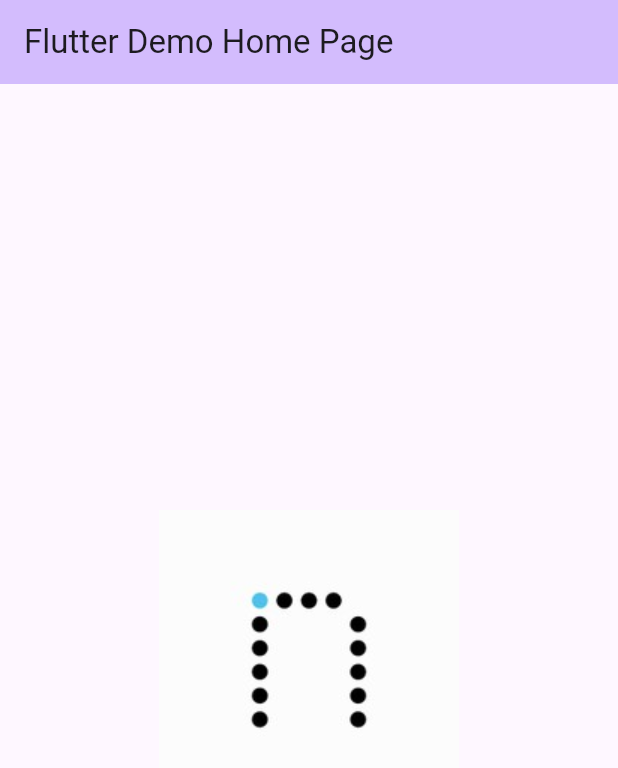
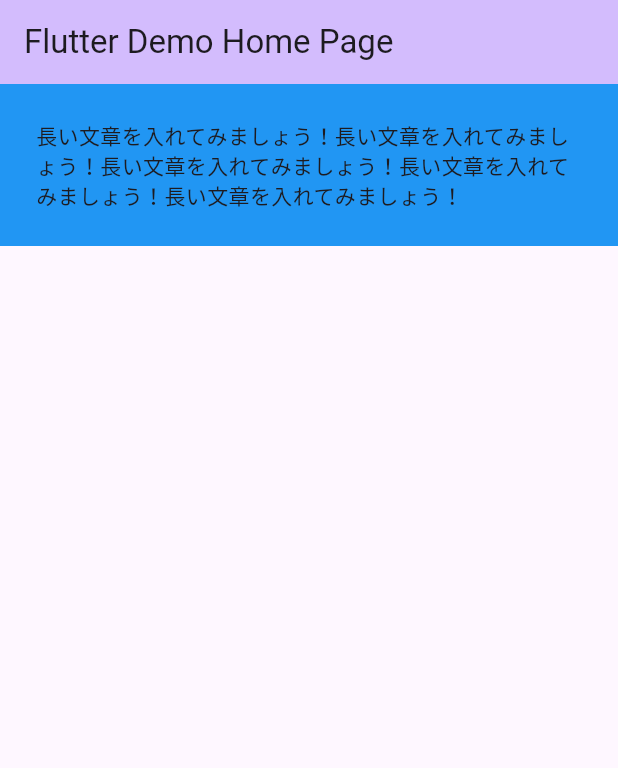
Before and after one commit to Hira0523/chapter03_beginner, a Flutter app: the screen it shows after launch, on a phone screen of 412 x 824 dp. Shown: the top 768 px of the screen. Run offline on Flutter 3.47's test engine with Material 3 defaults, Android fonts, the phone set to English and light mode, and no system bars.

Commit message:
Paddingウィジェット実装

```diff
--- a/lib/main.dart
+++ b/lib/main.dart
@@ -38,11 +38,13 @@ class _MyHomePageState extends State<MyHomePage> {
         backgroundColor: Theme.of(context).colorScheme.inversePrimary,
         title: Text(widget.title),
       ),
-      body: Center(
-        child: Image.asset(
-          'assets/n_jigen.jpg',
-          width: 300,
-          height: 300,
+      body: Container(
+        color: Colors.blue,
+        child: const Padding(
+          padding: EdgeInsets.all(24.0),
+          child: Text(
+            '長い文章を入れてみましょう！長い文章を入れてみましょう！長い文章を入れてみましょう！長い文章を入れてみましょう！長い文章を入れてみましょう！',
+          ),
         ),
       ),
     );
```
